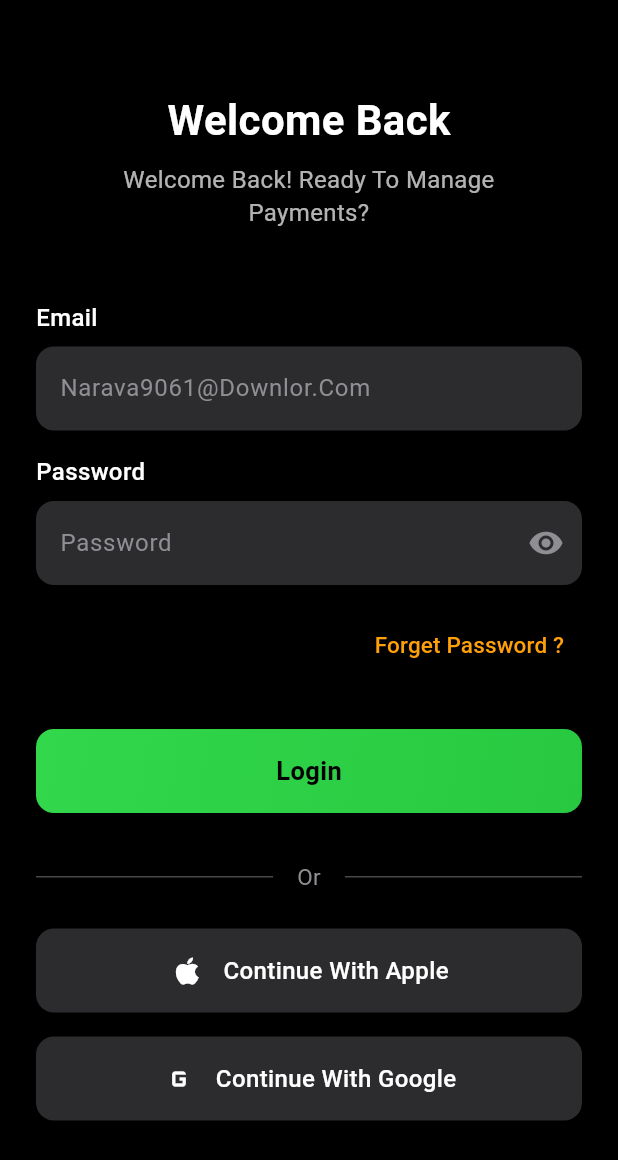
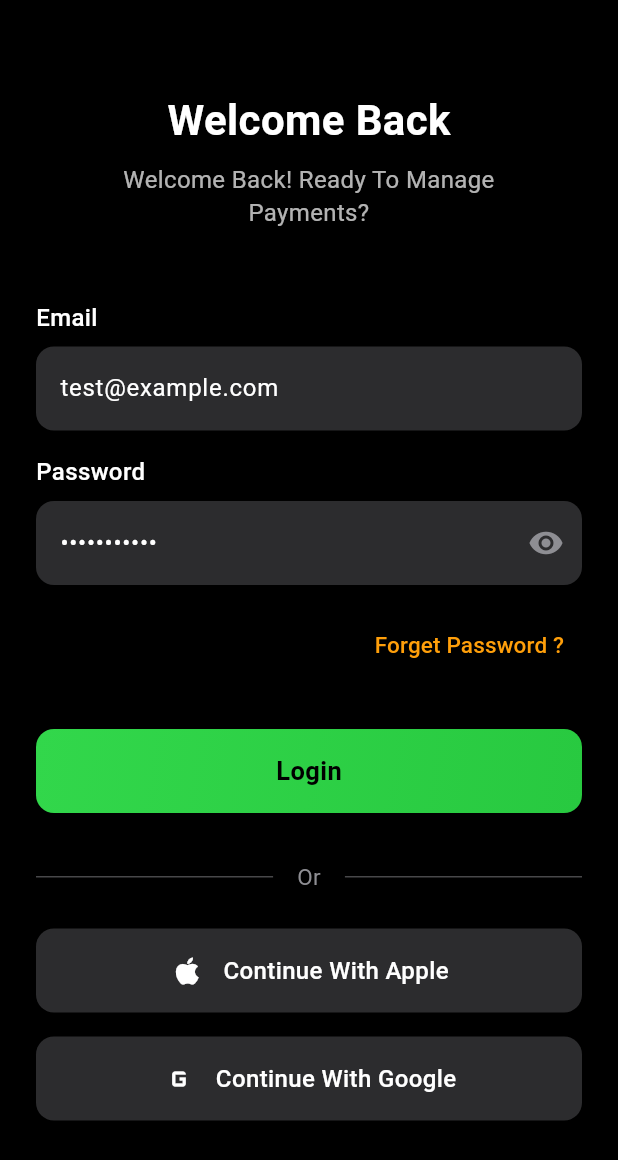
Before and after one commit to lichunfei369/flutter_demo, a Flutter app: the screen it shows after launch, on a phone screen of 412 x 824 dp. Shown: the top 1160 px of the screen. Run offline on Flutter 3.47's test engine with Material 3 defaults, Android fonts, the phone set to English and light mode, and no system bars; our stand-ins replace flutter_svg.

Commit message:
test(login): 为登录表单添加测试用的默认值

```diff
--- a/lib/pages/login/login_page.dart
+++ b/lib/pages/login/login_page.dart
@@ -23,9 +23,9 @@ class _LoginPageState extends State<LoginPage> {
   // 表单的全局key，用于验证表单
   final _formKey = GlobalKey<FormState>();
   // 邮箱输入框的控制器
-  final _emailController = TextEditingController();
+  final _emailController = TextEditingController(text: 'test@example.com');
   // 密码输入框的控制器
-  final _passwordController = TextEditingController();
+  final _passwordController = TextEditingController(text: 'password123');
   // 标记密码是否可见
   bool _isPasswordVisible = false;
   // 标记是否正在登录
```
